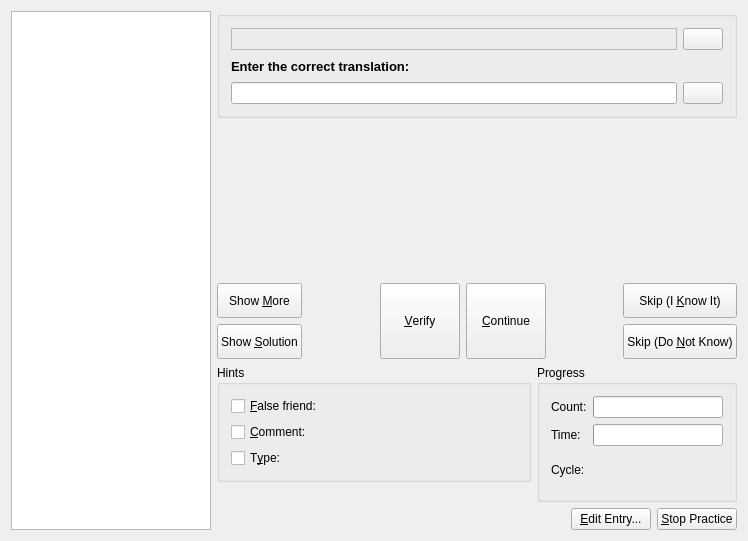
Before: the Qt Designer form src/practice/writtenpracticedialog.ui in KDE/parley, drawn with Qt 5.
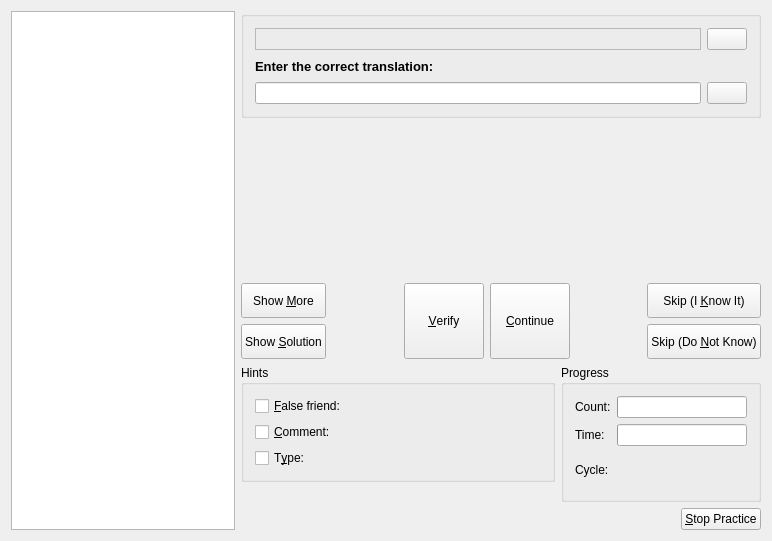
After: the same form once the commit is applied.

Commit message: remove edit entry buttons from practice

```diff
--- a/src/practice/writtenpracticedialog.ui
+++ b/src/practice/writtenpracticedialog.ui
@@ -6,7 +6,7 @@
    <rect>
     <x>0</x>
     <y>0</y>
-    <width>746</width>
+    <width>772</width>
     <height>541</height>
    </rect>
   </property>
@@ -429,19 +429,7 @@
           <property name="leftMargin" >
            <number>11</number>
           </property>
-          <property name="topMargin" >
-           <number>11</number>
-          </property>
-          <property name="rightMargin" >
-           <number>11</number>
-          </property>
-          <property name="bottomMargin" >
-           <number>11</number>
-          </property>
-          <property name="horizontalSpacing" >
-           <number>6</number>
-          </property>
-          <property name="verticalSpacing" >
+          <property name="spacing" >
            <number>6</number>
           </property>
           <item row="0" column="0" >
@@ -504,13 +492,6 @@
          </property>
         </spacer>
        </item>
-       <item>
-        <widget class="QPushButton" name="editEntryButton" >
-         <property name="text" >
-          <string>&amp;Edit Entry...</string>
-         </property>
-        </widget>
-       </item>
        <item>
         <widget class="QPushButton" name="stopPracticeButton" >
          <property name="text" >
```
Left out of the diff: 14 changed lines with no effect on the pictures. The commit also changes 14 other files.
